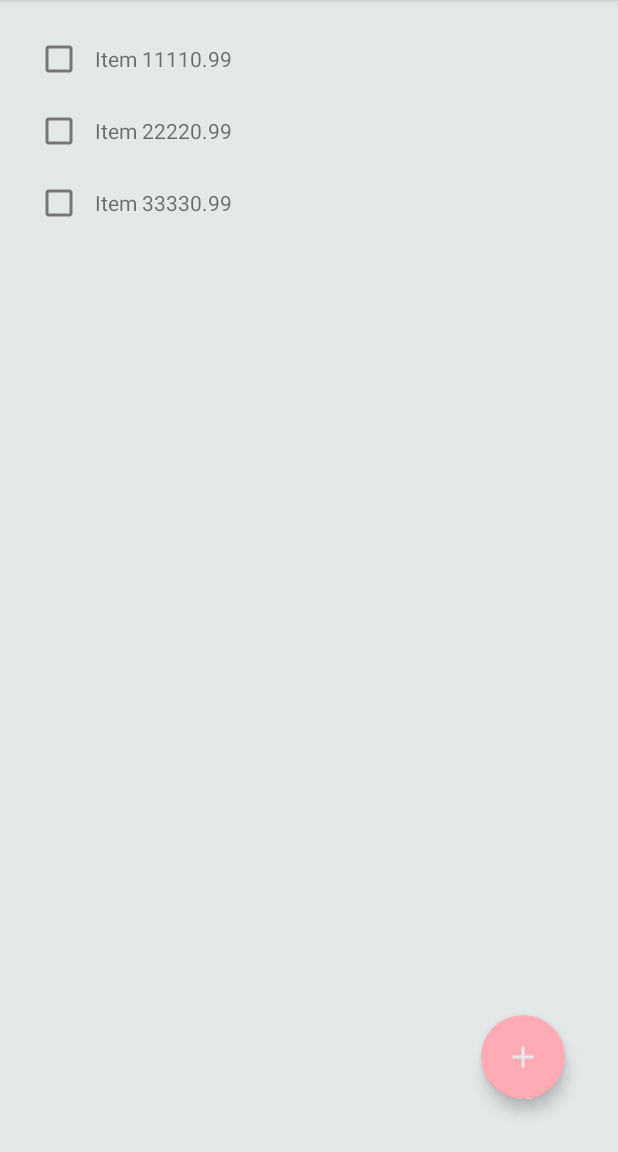
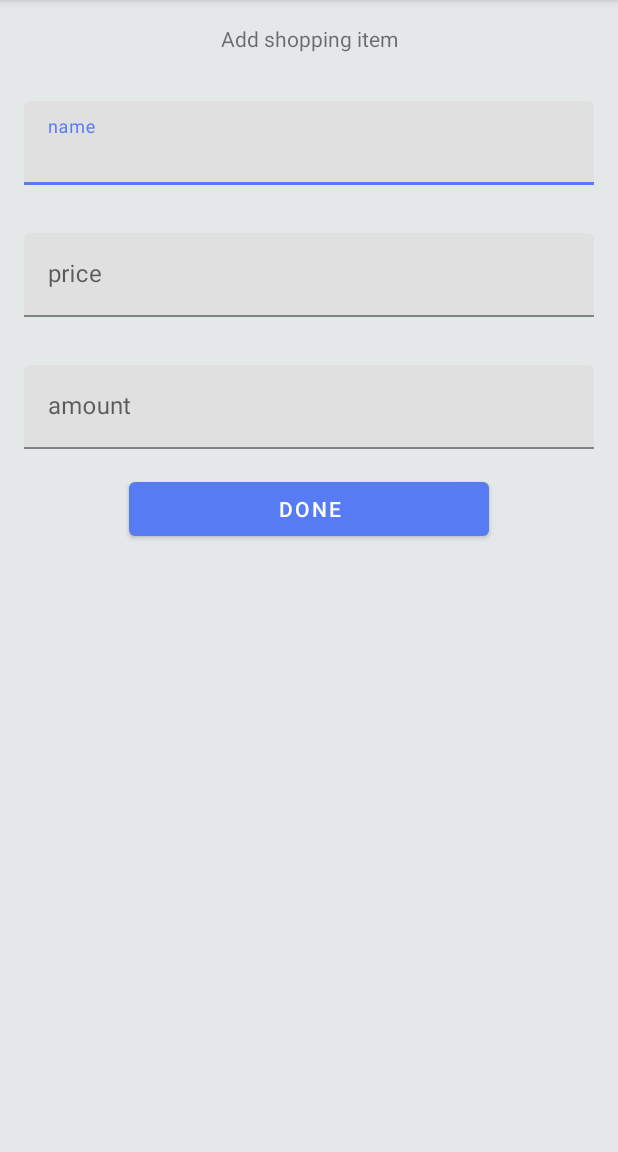
Before and after one commit to Sverda/Android-Shopping-List, an Android app: the ShoppingListActivity screen opened directly, with no data from a screen before it, after a tap on an icon or button, on a phone screen of 412 x 824 dp, the part 84-1236 px from its top. Run offline under Robolectric (Android 15) with nearby library versions, the phone set to English and light mode, and no system bars.

Commit message:
Add shopping list item

```diff
--- a/app/src/main/AndroidManifest.xml
+++ b/app/src/main/AndroidManifest.xml
@@ -9,6 +9,9 @@
         android:roundIcon="@mipmap/ic_launcher_round"
         android:supportsRtl="true"
         android:theme="@style/Theme.ShoppingList">
+        <activity
+            android:name=".addShoppingItem.AddShoppingItemActivity"
+            android:exported="false" />
         <activity
             android:name=".Settings.OptionsActivity"
             android:exported="false" />
--- a/app/src/main/java/com/s24083/shoppinglist/ShoppingList/ShoppingListActivity.kt
+++ b/app/src/main/java/com/s24083/shoppinglist/ShoppingList/ShoppingListActivity.kt
@@ -1,17 +1,35 @@
 package com.s24083.shoppinglist.ShoppingList
 
+import android.app.Activity
+import android.content.Intent
 import android.os.Bundle
+import androidx.activity.result.contract.ActivityResultContracts
 import androidx.activity.viewModels
 import androidx.appcompat.app.AppCompatActivity
 import androidx.recyclerview.widget.RecyclerView
 import com.s24083.shoppinglist.R
+import com.s24083.shoppinglist.addShoppingItem.AddShoppingItemActivity
 import com.s24083.shoppinglist.entities.ShoppingItem
+
 
 class ShoppingListActivity : AppCompatActivity() {
 
     private val shoppingListViewModel by viewModels<ShoppingListViewModel> {
         ShoppingListViewModelFactory(this)
     }
+
+    private val intentLauncher =
+        registerForActivityResult(ActivityResultContracts.StartActivityForResult()) { result ->
+
+            if (result.resultCode == Activity.RESULT_OK) {
+                val name = result.data?.getStringExtra("name")
+                var price = result.data?.getDoubleExtra("price", 0.0)
+                val amount = result.data?.getIntExtra("amount", 0)
+                val maxId = shoppingListViewModel.allItems.value?.maxByOrNull { i -> i.id }?.id ?: 0
+                val item = ShoppingItem(maxId + 1 , name ?: "", amount ?: 0, price ?: 0.0, false)
+                shoppingListViewModel.insert(item)
+            }
+        }
 
     override fun onCreate(savedInstanceState: Bundle?) {
         super.onCreate(savedInstanceState)
@@ -25,14 +43,15 @@ class ShoppingListActivity : AppCompatActivity() {
             this,
             {
                 it?.let {
-                    adapter.submitList(it as MutableList<ShoppingItem>)
+                    adapter.submitList(null)
+                    adapter.submitList(it)
                 }
             }
         )
     }
 
     fun fabOnClick(view: android.view.View) {
-        shoppingListViewModel.insert(ShoppingItem(99, "heh", 1, 1.0, false))
-        shoppingListViewModel.insert(ShoppingItem(100, "heh 2", 1, 1.0, false))
+        val intent = Intent(this, AddShoppingItemActivity::class.java)
+        intentLauncher.launch(intent)
     }
 }
--- a/app/src/main/java/com/s24083/shoppinglist/ShoppingList/ShoppingListViewModel.kt
+++ b/app/src/main/java/com/s24083/shoppinglist/ShoppingList/ShoppingListViewModel.kt
@@ -1,7 +1,7 @@
 package com.s24083.shoppinglist.ShoppingList
 
 import android.content.Context
-import androidx.lifecycle.LiveData
+import androidx.lifecycle.MutableLiveData
 import androidx.lifecycle.ViewModel
 import androidx.lifecycle.ViewModelProvider
 import com.s24083.shoppinglist.entities.ShoppingItem
@@ -9,10 +9,20 @@ import com.s24083.shoppinglist.repositories.ShoppingItemRepository
 
 class ShoppingListViewModel(private val repository: ShoppingItemRepository)
     : ViewModel() {
-    val allItems: LiveData<List<ShoppingItem>> = repository.allItems
-    fun insert(item: ShoppingItem) = repository.insert(item)
-    fun update(item: ShoppingItem) = repository.update(item)
-    fun delete(item: ShoppingItem) = repository.delete(item)
+    val allItems: MutableLiveData<MutableList<ShoppingItem>> = MutableLiveData(repository.allItems)
+
+    fun insert(item: ShoppingItem){
+        repository.insert(item)
+        allItems.postValue(repository.allItems)
+    }
+    fun update(item: ShoppingItem){
+        repository.update(item)
+        allItems.postValue(repository.allItems)
+    }
+    fun delete(item: ShoppingItem){
+        repository.delete(item)
+        allItems.postValue(repository.allItems)
+    }
 }
 
 class ShoppingListViewModelFactory(private val context: Context) : ViewModelProvider.Factory {
--- /dev/null
+++ b/app/src/main/java/com/s24083/shoppinglist/addShoppingItem/AddShoppingItemActivity.kt
@@ -0,0 +1,44 @@
+package com.s24083.shoppinglist.addShoppingItem
+
+import android.app.Activity
+import android.content.Intent
+import androidx.appcompat.app.AppCompatActivity
+import android.os.Bundle
+import android.widget.Button
+import com.google.android.material.textfield.TextInputEditText
+import com.s24083.shoppinglist.R
+
+class AddShoppingItemActivity : AppCompatActivity() {
+    private lateinit var addItemName : TextInputEditText
+    private lateinit var addItemPrice : TextInputEditText
+    private lateinit var addItemAmount : TextInputEditText
+
+    override fun onCreate(savedInstanceState: Bundle?) {
+        super.onCreate(savedInstanceState)
+        setContentView(R.layout.activity_add_shopping_item)
+
+        findViewById<Button>(R.id.done_button).setOnClickListener {
+            addShoppingItem()
+        }
+        addItemName = findViewById(R.id.add_item_name)
+        addItemPrice = findViewById(R.id.add_item_price)
+        addItemAmount = findViewById(R.id.add_item_amount)
+    }
+
+    private fun addShoppingItem() {
+        val resultIntent = Intent()
+
+        if (addItemName.text.isNullOrEmpty() || addItemPrice.text.isNullOrEmpty() || addItemAmount.text.isNullOrEmpty()) {
+            setResult(Activity.RESULT_CANCELED, resultIntent)
+        } else {
+            val name = addItemName.text.toString()
+            val price = addItemPrice.text.toString().toDouble()
+            val amount = addItemPrice.text.toString().toInt()
+            resultIntent.putExtra("name", name)
+            resultIntent.putExtra("price", price)
+            resultIntent.putExtra("amount", amount)
+            setResult(Activity.RESULT_OK, resultIntent)
+        }
+        finish()
+    }
+}
--- a/app/src/main/java/com/s24083/shoppinglist/repositories/ShoppingItemRepository.kt
+++ b/app/src/main/java/com/s24083/shoppinglist/repositories/ShoppingItemRepository.kt
@@ -1,8 +1,6 @@
 package com.s24083.shoppinglist.repositories
 
-import androidx.lifecycle.LiveData
 import com.s24083.shoppinglist.entities.ShoppingItem
-import androidx.lifecycle.MutableLiveData
 
 
 class ShoppingItemRepository {
@@ -14,11 +12,9 @@ class ShoppingItemRepository {
         list.add(ShoppingItem(2, "Item 3", 33, 30.99, false))
     }
 
-    val allItems: LiveData<List<ShoppingItem>>
+    val allItems: MutableList<ShoppingItem>
         get() {
-            val mList = MutableLiveData<List<ShoppingItem>>()
-            mList.value = list
-            return mList
+            return list
         }
 
     fun insert(item: ShoppingItem) = list.add(item)
--- /dev/null
+++ b/app/src/main/res/layout/activity_add_shopping_item.xml
@@ -0,0 +1,75 @@
+<?xml version="1.0" encoding="utf-8"?>
+<LinearLayout xmlns:android="http://schemas.android.com/apk/res/android"
+    xmlns:app="http://schemas.android.com/apk/res-auto"
+    xmlns:tools="http://schemas.android.com/tools"
+    android:layout_width="match_parent"
+    android:layout_height="match_parent"
+    tools:context=".addShoppingItem.AddShoppingItemActivity"
+    android:background="@color/light_gray"
+    android:orientation="vertical"
+    android:paddingLeft="16dp"
+    android:paddingRight="16dp">
+
+    <TextView
+        android:id="@+id/textView"
+        android:layout_width="match_parent"
+        android:layout_height="wrap_content"
+        android:paddingTop="16dp"
+        android:paddingBottom="16dp"
+        android:text="Add shopping item"
+        android:textAlignment="center" />
+
+    <com.google.android.material.textfield.TextInputLayout
+        android:layout_width="match_parent"
+        android:layout_height="wrap_content"
+        android:layout_gravity="center"
+        android:hint="name"
+        android:paddingTop="16dp"
+        android:paddingBottom="16dp">
+
+        <com.google.android.material.textfield.TextInputEditText
+            android:id="@+id/add_item_name"
+            android:layout_width="match_parent"
+            android:layout_height="wrap_content" />
+
+    </com.google.android.material.textfield.TextInputLayout>
+
+    <com.google.android.material.textfield.TextInputLayout
+        android:layout_width="match_parent"
+        android:layout_height="wrap_content"
+        android:layout_gravity="center"
+        android:hint="price"
+        android:paddingTop="16dp"
+        android:paddingBottom="16dp">
+
+        <com.google.android.material.textfield.TextInputEditText
+            android:id="@+id/add_item_price"
+            android:layout_width="match_parent"
+            android:layout_height="wrap_content"
+            android:inputType="numberDecimal" />
+
+    </com.google.android.material.textfield.TextInputLayout>
+
+    <com.google.android.material.textfield.TextInputLayout
+        android:layout_width="match_parent"
+        android:layout_height="wrap_content"
+        android:layout_gravity="center"
+        android:hint="amount"
+        android:paddingTop="16dp"
+        android:paddingBottom="16dp">
+
+        <com.google.android.material.textfield.TextInputEditText
+            android:id="@+id/add_item_amount"
+            android:layout_width="match_parent"
+            android:layout_height="wrap_content"
+            android:inputType="number"/>
+
+    </com.google.android.material.textfield.TextInputLayout>
+
+    <Button
+        android:id="@+id/done_button"
+        android:layout_width="240dp"
+        android:layout_height="wrap_content"
+        android:layout_gravity="center"
+        android:text="Done" />
+</LinearLayout>
```
